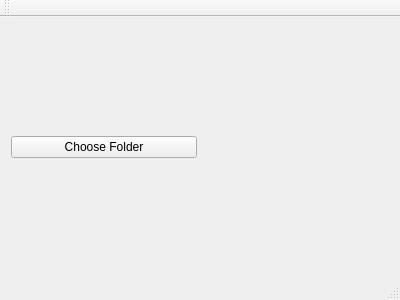
Above: forms/mainwindow.ui from andrevaETH/timelapse-tool before the change. Below: the same form after it.
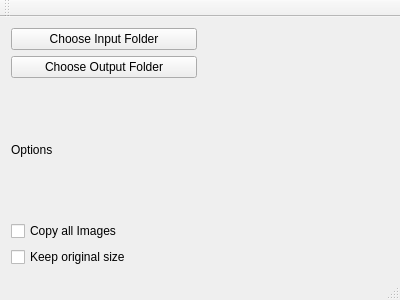
That is the form after the change.

Commit message: Update GUI for output folder and add the FileHandler class

Patch:
```diff
--- a/forms/mainwindow.ui
+++ b/forms/mainwindow.ui
@@ -16,22 +16,68 @@
   <widget class="QWidget" name="centralWidget">
    <layout class="QGridLayout" name="gridLayout_2">
     <item row="0" column="0">
-     <layout class="QGridLayout" name="main_grid">
-      <item row="0" column="0">
+     <layout class="QVBoxLayout" name="main_grid">
+      <item>
        <layout class="QGridLayout" name="folder_grid">
-        <item row="0" column="0">
-         <widget class="QPushButton" name="image_input_folder_button">
-          <property name="text">
-           <string>Choose Folder</string>
-          </property>
-         </widget>
-        </item>
-        <item row="0" column="1">
+        <property name="spacing">
+         <number>6</number>
+        </property>
+        <item row="1" column="1">
          <widget class="QLabel" name="image_input_folder_label">
           <property name="text">
            <string/>
           </property>
          </widget>
+        </item>
+        <item row="1" column="0">
+         <widget class="QPushButton" name="image_input_folder_button">
+          <property name="text">
+           <string>Choose Input Folder</string>
+          </property>
+         </widget>
+        </item>
+        <item row="2" column="0">
+         <widget class="QPushButton" name="image_output_folder_button">
+          <property name="text">
+           <string>Choose Output Folder</string>
+          </property>
+         </widget>
+        </item>
+        <item row="2" column="1">
+         <widget class="QLabel" name="image_output_folder_label">
+          <property name="text">
+           <string/>
+          </property>
+         </widget>
+        </item>
+       </layout>
+      </item>
+      <item>
+       <layout class="QVBoxLayout" name="options_top">
+        <item>
+         <widget class="QLabel" name="options_label">
+          <property name="text">
+           <string>Options</string>
+          </property>
+         </widget>
+        </item>
+        <item>
+         <layout class="QGridLayout" name="options_grid">
+          <item row="0" column="0">
+           <widget class="QCheckBox" name="copy_checkbox">
+            <property name="text">
+             <string>Copy all Images</string>
+            </property>
+           </widget>
+          </item>
+          <item row="1" column="0">
+           <widget class="QCheckBox" name="checkBox">
+            <property name="text">
+             <string>Keep original size</string>
+            </property>
+           </widget>
+          </item>
+         </layout>
         </item>
        </layout>
       </item>
```
The commit also changes 5 other files.
